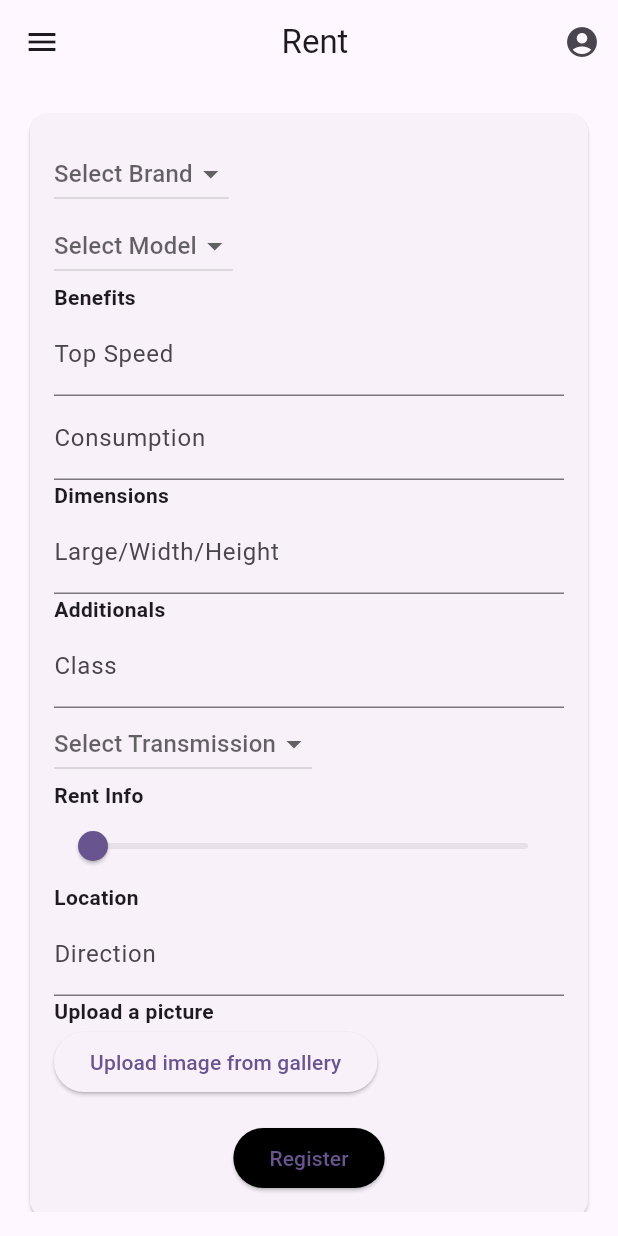
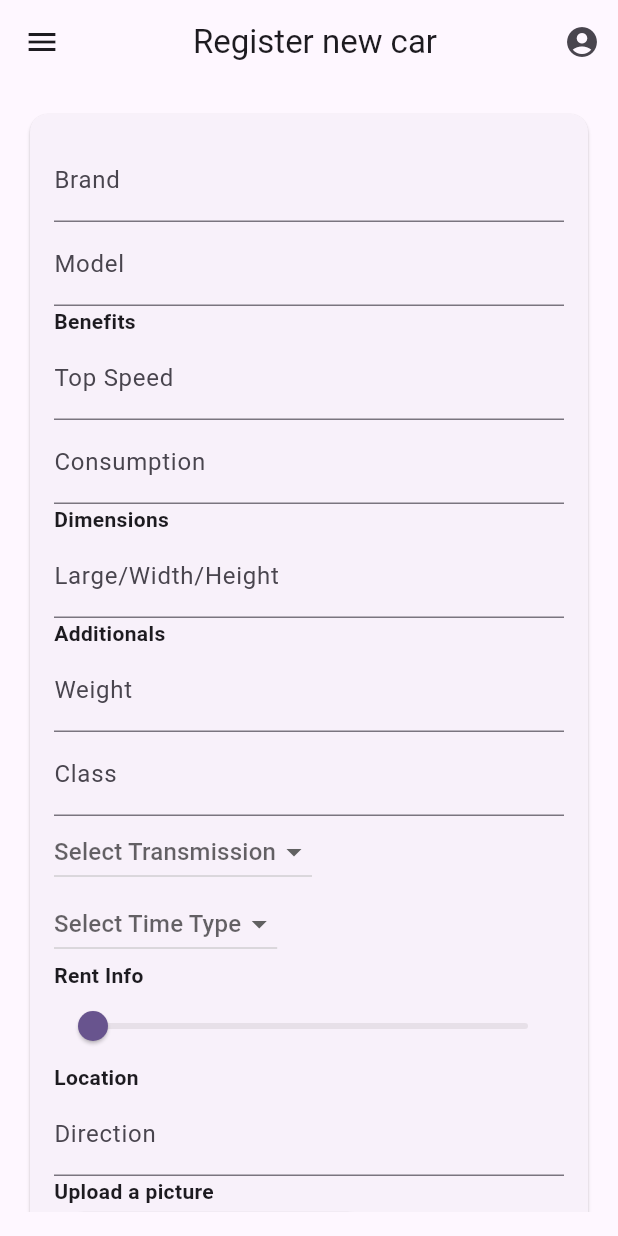
Before and after one commit to Grupo1-AplicacionesMoviles/DriveSafe-MobileApp, a Flutter app: the RegisterNewCar screen opened by its route, on a phone screen of 412 x 824 dp. Run offline on Flutter 3.47's test engine with Material 3 defaults, Android fonts, the phone set to English and light mode, and no system bars; our stand-ins replace image_picker, jwt_decoder, shared_preferences; accounts and stored records are empty; network calls fail.

```diff
--- a/lib/pages/register-new-car.page.dart
+++ b/lib/pages/register-new-car.page.dart
@@ -1,7 +1,10 @@
+import 'dart:convert';
 import 'dart:io';
-
 import 'package:flutter/material.dart';
 import 'package:image_picker/image_picker.dart';
+import 'package:drivesafe_mobile_application/services/vehicle.service.dart';
+import 'package:shared_preferences/shared_preferences.dart';
+import 'package:jwt_decoder/jwt_decoder.dart';
 
 class RegisterNewCar extends StatefulWidget {
   const RegisterNewCar({super.key});
@@ -11,26 +14,72 @@ class RegisterNewCar extends StatefulWidget {
 }
 
 class _RegisterNewCarState extends State<RegisterNewCar> {
-  String? selectedBrand;
-  String? selectedModel;
+  final TextEditingController _brandController = TextEditingController();
+  final TextEditingController _modelController = TextEditingController();
+  final TextEditingController _maximumSpeedController = TextEditingController();
+  final TextEditingController _consumptionController = TextEditingController();
+  final TextEditingController _dimensionsController = TextEditingController();
+  final TextEditingController _weightController = TextEditingController();
+  final TextEditingController _carClassController = TextEditingController();
+  final TextEditingController _pickUpPlaceController = TextEditingController();
   String? selectedTransmission;
+  String? selectedTimeType;
   double rentPrice = 0;
-  PickedFile? image;
+  XFile? image;
 
   final ImagePicker _picker = ImagePicker();
+  final VehicleService _vehicleService = VehicleService();
 
   Future<void> _pickImage() async {
     final pickedFile = await _picker.pickImage(source: ImageSource.gallery);
     setState(() {
-      image = pickedFile as PickedFile?;
+      image = pickedFile;
     });
+  }
+
+  Future<void> _registerCar() async {
+    if (image != null) {
+      final response = await _vehicleService.postImage(File(image!.path));
+      final responseBody = jsonDecode(response.body);
+      final String urlImage = responseBody['fileName'];
+
+      SharedPreferences prefs = await SharedPreferences.getInstance();
+      String? token = prefs.getString('token');
+      Map<String, dynamic> decodedToken = JwtDecoder.decode(token!);
+      int ownerId = int.parse(decodedToken['http://schemas.xmlsoap.org/ws/2005/05/identity/claims/sid']);
+
+      print('urlImage: $urlImage');
+      print('ownerId: $ownerId');
+
+      final vehicleResponse = await _vehicleService.createVehicle(
+        brand: _brandController.text,
+        model: _modelController.text,
+        maximumSpeed: int.parse(_maximumSpeedController.text),
+        consumption: int.parse(_consumptionController.text),
+        dimensions: _dimensionsController.text,
+        weight: int.parse(_weightController.text),
+        carClass: _carClassController.text,
+        transmission: selectedTransmission!,
+        timeType: selectedTimeType!,
+        rentalCost: rentPrice.round(),
+        pickUpPlace: _pickUpPlaceController.text,
+        urlImage: urlImage,
+        rentStatus: 'Available',
+        ownerId: ownerId,
+      );
+
+      print('Vehicle creation response: ${vehicleResponse.statusCode}');
+      print('Vehicle creation response body: ${vehicleResponse.body}');
+    } else {
+      print('No image selected');
+    }
   }
 
   @override
   Widget build(BuildContext context) {
     return Scaffold(
       appBar: AppBar(
-        title: const Center(child: Text('Rent')),
+        title: const Center(child: Text('Register new car')),
         leading: Builder(
           builder: (context) => IconButton(
             icon: const Icon(Icons.menu),
@@ -51,39 +100,32 @@ class _RegisterNewCarState extends State<RegisterNewCar> {
           padding: EdgeInsets.zero,
           children: <Widget>[
             GestureDetector(
-              onTap: () {
-                Navigator.pushNamed(context, '/home-owner');
-              },
-              child: Image.asset('assets/images/Drive-Safe-Logo.png'),
+              onTap: () {},
+              child: const UserAccountsDrawerHeader(
+                accountName: Text("User Name"),
+                accountEmail: Text("user@example.com"),
+                currentAccountPicture: CircleAvatar(
+                  backgroundColor: Colors.white,
+                  child: Text("U"),
+                ),
+              ),
             ),
             ListTile(
-              leading: const Icon(Icons.directions_car),
-              title: const Text('Register new car'),
-              onTap: () {
-                Navigator.pushNamed(context, '/register-new-car');
-              },
+              title: const Text('Home'),
+              onTap: () {},
             ),
             ListTile(
-              leading: const Icon(Icons.build),
-              title: const Text('Rents'),
-              onTap: () {
-                Navigator.pushNamed(context, '/rent');
-              },
+              title: const Text('Profile'),
+              onTap: () {},
             ),
             ListTile(
-              leading: const Icon(Icons.notification_add),
-              title: const Text('Notifications'),
-              onTap: () {
-                Navigator.pushNamed(context, '/notifications');
-              },
+              title: const Text('Settings'),
+              onTap: () {},
             ),
             ListTile(
-              leading: const Icon(Icons.request_page),
-              title: const Text('Requests'),
-              onTap: () {
-                Navigator.pushNamed(context, '/request-owner');
-              },
-            )
+              title: const Text('Logout'),
+              onTap: () {},
+            ),
           ],
         ),
       ),
@@ -96,61 +138,45 @@ class _RegisterNewCarState extends State<RegisterNewCar> {
               child: Column(
                 crossAxisAlignment: CrossAxisAlignment.start,
                 children: <Widget>[
-                  DropdownButton<String>(
-                    value: selectedBrand,
-                    hint: const Text('Select Brand'),
-                    items: <String>['Brand 1', 'Brand 2', 'Brand 3']
-                        .map((String value) {
-                      return DropdownMenuItem<String>(
-                        value: value,
-                        child: Text(value),
-                      );
-                    }).toList(),
-                    onChanged: (String? newValue) {
-                      setState(() {
-                        selectedBrand = newValue;
-                      });
-                    },
+                  TextField(
+                    controller: _brandController,
+                    decoration: const InputDecoration(labelText: 'Brand'),
                   ),
-                  DropdownButton<String>(
-                    value: selectedModel,
-                    hint: const Text('Select Model'),
-                    items: <String>['Model 1', 'Model 2', 'Model 3']
-                        .map((String value) {
-                      return DropdownMenuItem<String>(
-                        value: value,
-                        child: Text(value),
-                      );
-                    }).toList(),
-                    onChanged: (String? newValue) {
-                      setState(() {
-                        selectedModel = newValue;
-                      });
-                    },
+                  TextField(
+                    controller: _modelController,
+                    decoration: const InputDecoration(labelText: 'Model'),
                   ),
                   const Text(
                     'Benefits',
                     style: TextStyle(fontWeight: FontWeight.bold),
                   ),
-                  const TextField(
-                    decoration: InputDecoration(labelText: 'Top Speed'),
+                  TextField(
+                    controller: _maximumSpeedController,
+                    decoration: const InputDecoration(labelText: 'Top Speed'),
                   ),
-                  const TextField(
-                    decoration: InputDecoration(labelText: 'Consumption'),
+                  TextField(
+                    controller: _consumptionController,
+                    decoration: const InputDecoration(labelText: 'Consumption'),
                   ),
                   const Text(
                     'Dimensions',
                     style: TextStyle(fontWeight: FontWeight.bold),
                   ),
-                  const TextField(
-                    decoration: InputDecoration(labelText: 'Large/Width/Height'),
+                  TextField(
+                    controller: _dimensionsController,
+                    decoration: const InputDecoration(labelText: 'Large/Width/Height'),
                   ),
                   const Text(
                     'Additionals',
                     style: TextStyle(fontWeight: FontWeight.bold),
                   ),
-                  const TextField(
-                    decoration: InputDecoration(labelText: 'Class'),
+                  TextField(
+                    controller: _weightController,
+                    decoration: const InputDecoration(labelText: 'Weight'),
+                  ),
+                  TextField(
+                    controller: _carClassController,
+                    decoration: const InputDecoration(labelText: 'Class'),
                   ),
                   DropdownButton<String>(
                     value: selectedTransmission,
@@ -165,6 +191,22 @@ class _RegisterNewCarState extends State<RegisterNewCar> {
                     onChanged: (String? newValue) {
                       setState(() {
                         selectedTransmission = newValue;
+                      });
+                    },
+                  ),
+                  DropdownButton<String>(
+                    value: selectedTimeType,
+                    hint: const Text('Select Time Type'),
+                    items: <String>['Daily', 'Weekly', 'Monthly']
+                        .map((String value) {
+                      return DropdownMenuItem<String>(
+                        value: value,
+                        child: Text(value),
+                      );
+                    }).toList(),
+                    onChanged: (String? newValue) {
+                      setState(() {
+                        selectedTimeType = newValue;
                       });
                     },
                   ),
@@ -188,8 +230,9 @@ class _RegisterNewCarState extends State<RegisterNewCar> {
                     'Location',
                     style: TextStyle(fontWeight: FontWeight.bold),
                   ),
-                  const TextField(
-                    decoration: InputDecoration(labelText: 'Direction'),
+                  TextField(
+                    controller: _pickUpPlaceController,
+                    decoration: const InputDecoration(labelText: 'Direction'),
                   ),
                   const Text(
                     'Upload a picture',
@@ -203,14 +246,12 @@ class _RegisterNewCarState extends State<RegisterNewCar> {
                   const SizedBox(height: 16.0),
                   Center(
                     child: ElevatedButton(
-                        onPressed: () {
-                          Navigator.pushNamed(context, '/rent');
-                        },
-                        style: ElevatedButton.styleFrom(
-                          backgroundColor: Colors.black,
-                        ),
-                        child: const Text('Register')
-                    )
+                      onPressed: _registerCar,
+                      style: ElevatedButton.styleFrom(
+                        backgroundColor: Colors.black,
+                      ),
+                      child: const Text('Register'),
+                    ),
                   ),
                 ],
               ),
--- a/pubspec.yaml
+++ b/pubspec.yaml
@@ -38,6 +38,7 @@ dependencies:
   http: ^1.2.2
   shared_preferences: ^2.3.2
   image_picker: ^1.1.2
+  jwt_decoder: ^2.0.1
 
 dev_dependencies:
   flutter_test:
```
Also changed, not shown: lib/models/VehicleModel.dart (added, +71 -0 lines), lib/pages/tenant-home.page.dart (+46 -43 lines), lib/services/vehicle.service.dart (added, +84 -0 lines), pubspec.lock.
